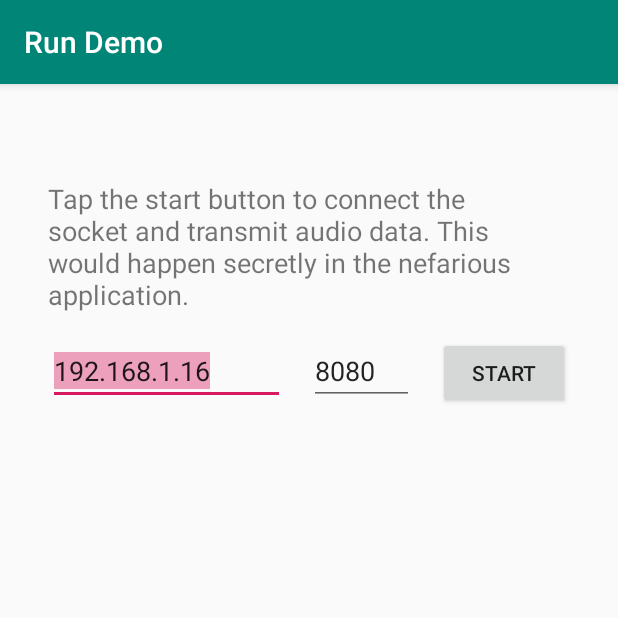
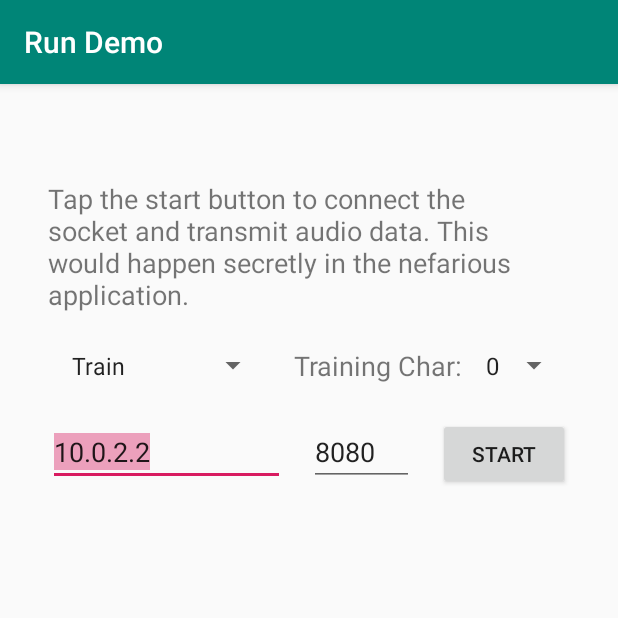
Before and after one commit to ericbf/LanguageHelper, an Android app: the DemoActivity screen opened directly, with no data from a screen before it, on a phone screen of 412 x 824 dp, the top half of it. Run offline under Robolectric (Android 15) with nearby library versions, the phone set to English and light mode, and no system bars.

Commit message:
Add action flag to socket communication
This adds the ability to specify the type of action that is taking place. This will let us specify whether it is labeled data or unlabeled data when transmitting.

```diff
--- a/app/src/main/java/life/ferreira/languagehelper/DemoActivity.kt
+++ b/app/src/main/java/life/ferreira/languagehelper/DemoActivity.kt
@@ -8,9 +8,7 @@ import android.media.MediaRecorder
 import android.os.AsyncTask
 import android.os.Bundle
 import android.view.View
-import android.widget.Button
-import android.widget.EditText
-import android.widget.TextView
+import android.widget.*
 import androidx.appcompat.app.AppCompatActivity
 import androidx.core.app.ActivityCompat
 import androidx.core.content.ContextCompat
@@ -23,10 +21,18 @@ class DemoActivity : AppCompatActivity() {
     private lateinit var recorder: AudioRecord
     private lateinit var socket: Socket
 
-    private lateinit var host: EditText
-    private lateinit var port: EditText
-    private lateinit var button: Button
-    private lateinit var results: TextView
+    private lateinit var hostField: EditText
+    private lateinit var portField: EditText
+    private lateinit var startButton: Button
+    private lateinit var resultsLabel: TextView
+
+    private lateinit var actionSpinner: Spinner
+    private lateinit var trainingCharSpace: Space
+    private lateinit var trainingCharLabel: TextView
+    private lateinit var trainingCharSpinner: Spinner
+
+    private lateinit var trainValue: String
+    private lateinit var classifyValue: String
 
     override fun onCreate(savedInstanceState: Bundle?) {
         super.onCreate(savedInstanceState)
@@ -34,10 +40,40 @@ class DemoActivity : AppCompatActivity() {
 
         this.checkPermissions()
 
-        host = findViewById(R.id.host)
-        port = findViewById(R.id.port)
-        button = findViewById(R.id.start)
-        results = findViewById(R.id.results)
+        hostField = findViewById(R.id.host)
+        portField = findViewById(R.id.port)
+        startButton = findViewById(R.id.start)
+        resultsLabel = findViewById(R.id.results)
+
+        actionSpinner = findViewById(R.id.actionSpinner)
+
+        trainingCharSpace = findViewById(R.id.trainingCharSpace)
+        trainingCharLabel = findViewById(R.id.trainingCharLabel)
+        trainingCharSpinner = findViewById(R.id.trainingCharSpinner)
+
+        val actions = resources.getStringArray(R.array.actions)
+
+        trainValue = actions[0]
+        classifyValue = actions[1]
+
+        actionSpinner.onItemSelectedListener = object : AdapterView.OnItemSelectedListener {
+            override fun onNothingSelected(parent: AdapterView<*>?) {}
+
+            override fun onItemSelected(parent: AdapterView<*>?, view: View?, position: Int, id: Long) {
+                when (actionSpinner.selectedItem.toString()) {
+                    trainValue -> {
+                        trainingCharSpace.visibility = View.VISIBLE
+                        trainingCharLabel.visibility = View.VISIBLE
+                        trainingCharSpinner.visibility = View.VISIBLE
+                    }
+                    classifyValue -> {
+                        trainingCharSpace.visibility = View.GONE
+                        trainingCharLabel.visibility = View.GONE
+                        trainingCharSpinner.visibility = View.GONE
+                    }
+                }
+            }
+        }
     }
 
     fun startClicked(@Suppress("UNUSED_PARAMETER") view: View) {
@@ -55,7 +91,7 @@ class DemoActivity : AppCompatActivity() {
     }
 
     private fun connect() {
-        this.socket = Socket(host.text.toString(), port.text.toString().toInt())
+        this.socket = Socket(hostField.text.toString(), portField.text.toString().toInt())
     }
 
     private fun disconnect() {
@@ -70,16 +106,29 @@ class DemoActivity : AppCompatActivity() {
     private val minBufSize = AudioRecord.getMinBufferSize(sampleRate, channelConfig, audioFormat)
 
     private fun start() {
-        this.button.text = "Stop"
-        this.host.isEnabled = false
-        this.port.isEnabled = false
+        this.startButton.text = "Stop"
+        this.hostField.isEnabled = false
+        this.portField.isEnabled = false
         this.recording = true
 
         AsyncTask.execute {
             try {
                 this.connect()
 
-                val write = socket.getOutputStream()
+                val output = socket.getOutputStream()
+
+                var action = actionSpinner.selectedItem.toString()
+
+                if (action.equals(trainValue)) {
+                    action += " ${trainingCharSpinner.selectedItem}"
+                }
+
+                output.write("${action}\u0004".toByteArray(Charsets.UTF_8))
+                output.flush()
+
+                val input = socket.getInputStream()
+
+                input.read()
 
                 try {
                     recorder = AudioRecord(
@@ -97,25 +146,25 @@ class DemoActivity : AppCompatActivity() {
                     while (this.recording) { //reading data from MIC into buffer
                         recorder.read(buffer, 0, buffer.size)
 
-                        write.write(buffer)
+                        output.write(buffer)
                     }
                 } catch (err: Exception) {
                     runOnUiThread {
                         this.stop()
-                        results.text = "Failed to record:\n" +
+                        resultsLabel.text = "Failed to record:\n" +
                                 "${getStack(err)}\n\n" +
-                                "${results.text}"
+                                "${resultsLabel.text}"
                     }
                 }
 
                 try {
-                    write.close()
+                    output.close()
                 } catch (err: Exception) {
                     runOnUiThread {
                         this.stop()
-                        results.text = "Failed to close writer:\n" +
+                        resultsLabel.text = "Failed to close writer:\n" +
                                 "${getStack(err)}\n\n" +
-                                "${results.text}"
+                                "${resultsLabel.text}"
                     }
                 }
 
@@ -124,9 +173,9 @@ class DemoActivity : AppCompatActivity() {
                 } catch (err: Exception) {
                     runOnUiThread {
                         this.stop()
-                        results.text = "Failed to disconnect socket:\n" +
+                        resultsLabel.text = "Failed to disconnect socket:\n" +
                                 "${getStack(err)}\n\n" +
-                                "${results.text}"
+                                "${resultsLabel.text}"
                     }
                 }
 
@@ -135,17 +184,17 @@ class DemoActivity : AppCompatActivity() {
                 } catch (err: Exception) {
                     runOnUiThread {
                         this.stop()
-                        results.text = "Failed to stop recorder:\n" +
+                        resultsLabel.text = "Failed to stop recorder:\n" +
                                 "${getStack(err)}\n\n" +
-                                "${results.text}"
+                                "${resultsLabel.text}"
                     }
                 }
             } catch (err: Exception) {
                 runOnUiThread {
                     this.stop()
-                    results.text = "Failed to connect socket:\n" +
+                    resultsLabel.text = "Failed to connect socket:\n" +
                             "${getStack(err)}\n\n" +
-                            "${results.text}"
+                            "${resultsLabel.text}"
                 }
             }
         }
@@ -153,9 +202,9 @@ class DemoActivity : AppCompatActivity() {
 
     private fun stop() {
         this.recording = false
-        this.button.text = "Start"
-        this.host.isEnabled = true
-        this.port.isEnabled = true
+        this.startButton.text = "Start"
+        this.hostField.isEnabled = true
+        this.portField.isEnabled = true
     }
 
     private fun getStack(err: Exception): String {
--- a/app/src/main/res/layout/activity_demo.xml
+++ b/app/src/main/res/layout/activity_demo.xml
@@ -35,16 +35,57 @@
             android:layout_height="wrap_content"
             android:orientation="horizontal">
 
+            <Spinner
+                android:id="@+id/actionSpinner"
+                android:layout_width="0dp"
+                android:layout_height="wrap_content"
+                android:layout_weight="1"
+                android:entries="@array/actions"
+                android:padding="8dp"
+                android:textSize="18sp" />
+
+            <Space
+                android:id="@+id/trainingCharSpace"
+                android:layout_width="16dp"
+                android:layout_height="match_parent" />
+
+            <TextView
+                android:id="@+id/trainingCharLabel"
+                android:layout_width="wrap_content"
+                android:layout_height="match_parent"
+                android:layout_weight="0"
+                android:gravity="center_vertical|right"
+                android:text="Training Char:"
+                android:textSize="18sp" />
+
+            <Spinner
+                android:id="@+id/trainingCharSpinner"
+                android:layout_width="72dp"
+                android:layout_height="wrap_content"
+                android:entries="@array/trainOptions"
+                android:padding="8dp"
+                android:textSize="18sp" />
+        </LinearLayout>
+
+        <Space
+            android:layout_width="match_parent"
+            android:layout_height="16dp" />
+
+        <LinearLayout
+            android:layout_width="match_parent"
+            android:layout_height="wrap_content"
+            android:orientation="horizontal">
+
             <EditText
                 android:id="@+id/host"
                 android:layout_width="0dp"
                 android:layout_height="wrap_content"
                 android:layout_weight="1"
                 android:ems="10"
-                android:hint="Host"
+                android:hint="@string/hostPlaceholder"
                 android:selectAllOnFocus="true"
                 android:singleLine="true"
-                android:text="192.168.1.16" />
+                android:text="@string/hostDefault" />
 
             <Space
                 android:layout_width="16dp"
@@ -56,10 +97,10 @@
                 android:layout_height="wrap_content"
                 android:digits="0123456789."
                 android:ems="10"
-                android:hint="Port"
+                android:hint="@string/portPlaceholder"
                 android:selectAllOnFocus="true"
                 android:singleLine="true"
-                android:text="8080" />
+                android:text="@string/portDefault" />
 
             <Space
                 android:layout_width="16dp"
--- a/app/src/main/res/values/strings.xml
+++ b/app/src/main/res/values/strings.xml
@@ -2,4 +2,24 @@
     <string name="app_name">Language Helper</string>
     <string name="startButtonText">Start</string>
     <string name="tapToStartDescription">Tap the start button to connect the socket and transmit audio data. This would happen secretly in the nefarious application.</string>
+    <string name="hostPlaceholder">Host</string>
+    <string name="hostDefault">10.0.2.2</string>
+    <string name="portPlaceholder">Port</string>
+    <string name="portDefault">8080</string>
+    <string-array name="actions">
+        <item>Train</item>
+        <item>Classify</item>
+    </string-array>
+    <string-array name="trainOptions">
+        <item>0</item>
+        <item>1</item>
+        <item>2</item>
+        <item>3</item>
+        <item>4</item>
+        <item>5</item>
+        <item>6</item>
+        <item>7</item>
+        <item>8</item>
+        <item>9</item>
+    </string-array>
 </resources>
```
